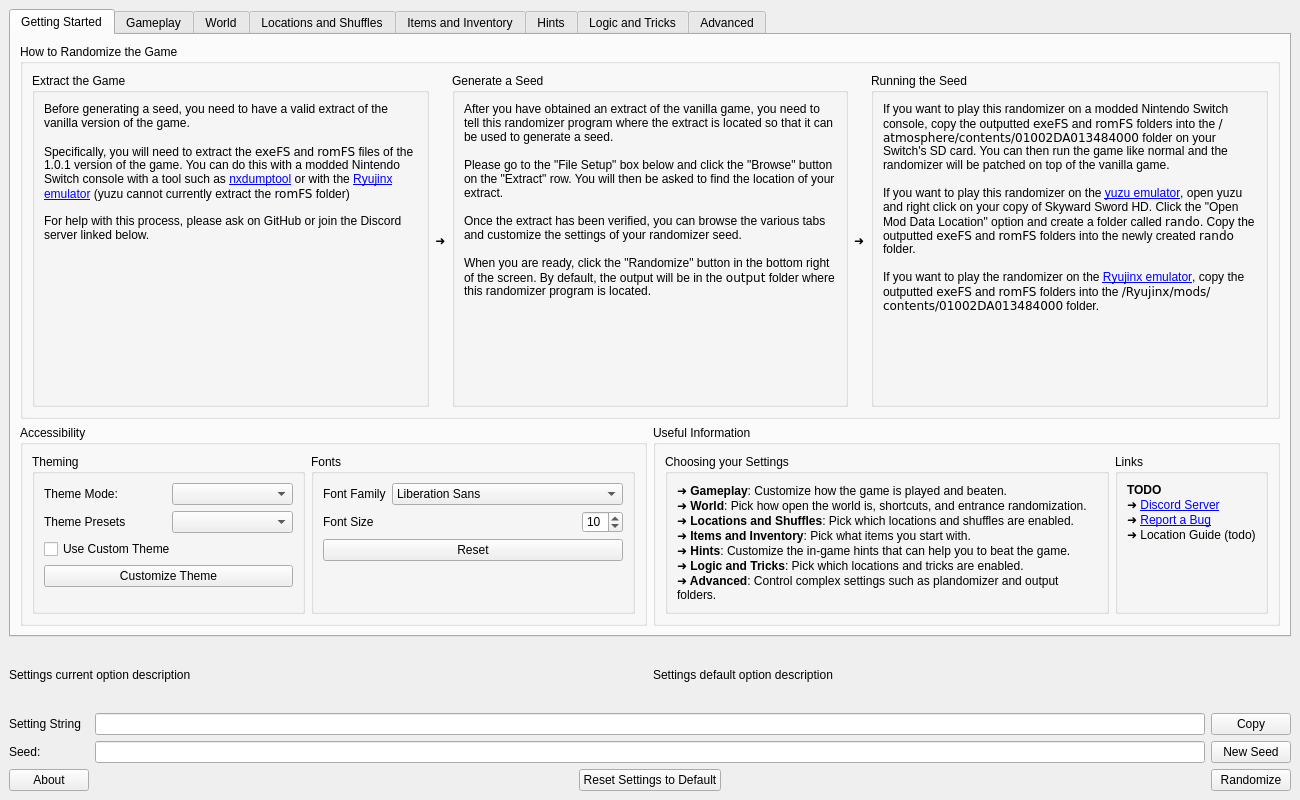
Above: gui/ui/main.ui from mint-choc-chip-skyblade/sshd-rando before the change. Below: the same form after it.
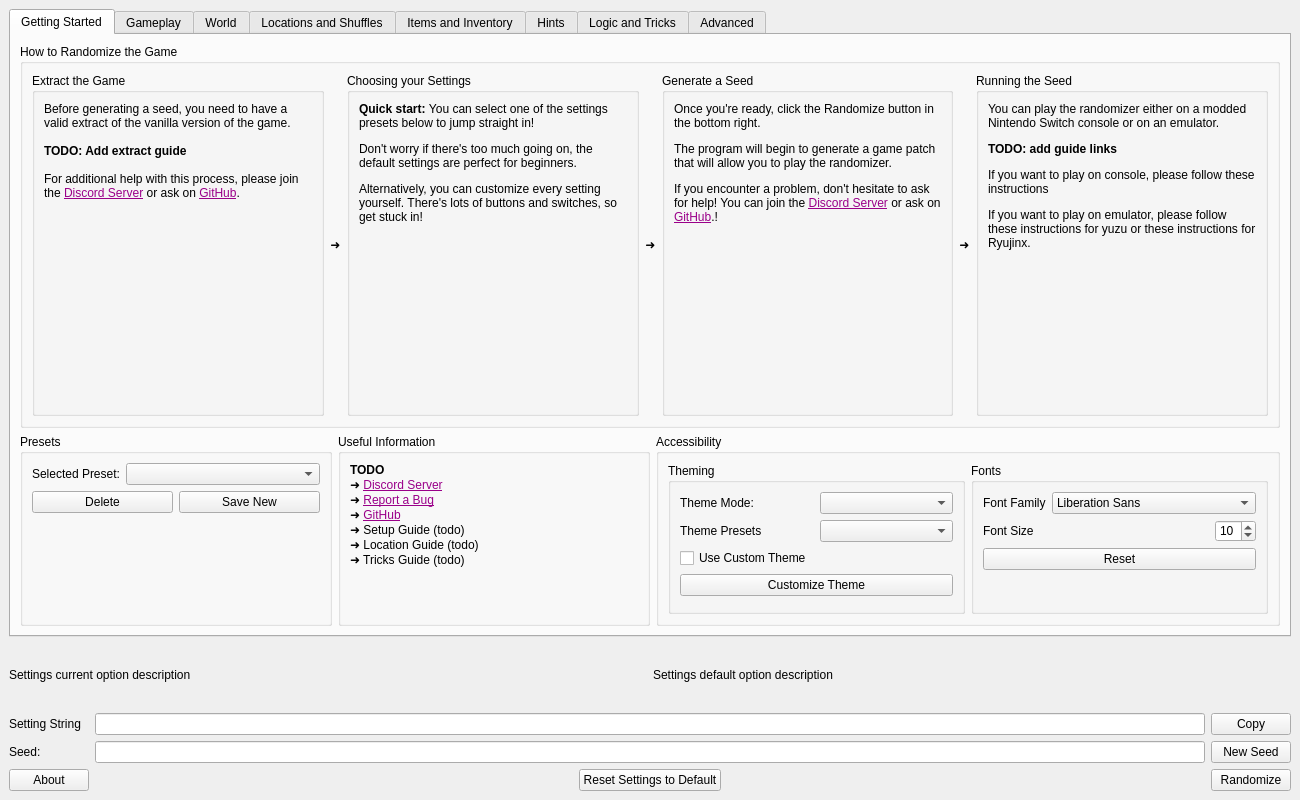
That is the form after the change. The open tabs and pages were chosen to show the change.

Commit message: Update getting started info

```diff
--- a/gui/ui/main.ui
+++ b/gui/ui/main.ui
@@ -57,7 +57,7 @@
           <property name="title">
            <string>How to Randomize the Game</string>
           </property>
-          <layout class="QHBoxLayout" name="horizontalLayout_3">
+          <layout class="QHBoxLayout" name="horizontalLayout_3" stretch="1,0,1,0,1,0,1">
            <item>
             <widget class="QGroupBox" name="how_to_extract_group_box">
              <property name="sizePolicy">
@@ -79,11 +79,7 @@
                  </sizepolicy>
                 </property>
                 <property name="text">
-                 <string>Before generating a seed, you need to have a valid extract of the vanilla version of the game.&lt;br&gt;&lt;br&gt;
-
-Specifically, you will need to extract the &lt;code&gt;exeFS&lt;/code&gt; and &lt;code&gt;romFS&lt;/code&gt; files of the 1.0.1 version of the game. You can do this with a modded Nintendo Switch console with a tool such as &lt;a href=&quot;https://github.com/DarkMatterCore/nxdumptool&quot;&gt;nxdumptool&lt;/a&gt; or with the &lt;a href=&quot;https://ryujinx.org&quot;&gt;Ryujinx emulator&lt;/a&gt; (yuzu cannot currently extract the &lt;code&gt;romFS&lt;/code&gt; folder)&lt;br&gt;&lt;br&gt;
-
-For help with this process, please ask on GitHub or join the Discord server linked below.</string>
+                 <string>&lt;html&gt;&lt;head/&gt;&lt;body&gt;&lt;p&gt;Before generating a seed, you need to have a valid extract of the vanilla version of the game.&lt;br/&gt;&lt;br/&gt;&lt;span style=&quot; font-weight:700;&quot;&gt;TODO: Add extract guide&lt;/span&gt;&lt;br/&gt;&lt;br/&gt;For additional help with this process, please join the &lt;a href=&quot;https://discord.gg/zkm6yncD&quot;&gt;&lt;span style=&quot; text-decoration: underline; color:#9a0089;&quot;&gt;Discord Server&lt;/span&gt;&lt;/a&gt; or ask on &lt;a href=&quot;https://github.com/mint-choc-chip-skyblade/sshd-rando/issues&quot;&gt;&lt;span style=&quot; text-decoration: underline; color:#9a0089;&quot;&gt;GitHub&lt;/span&gt;&lt;/a&gt;.&lt;/p&gt;&lt;/body&gt;&lt;/html&gt;</string>
                 </property>
                 <property name="textFormat">
                  <enum>Qt::RichText</enum>
@@ -121,6 +117,59 @@
              </property>
             </widget>
            </item>
+           <item>
+            <widget class="QGroupBox" name="useful_choose_settings_group_box">
+             <property name="sizePolicy">
+              <sizepolicy hsizetype="Expanding" vsizetype="Preferred">
+               <horstretch>0</horstretch>
+               <verstretch>0</verstretch>
+              </sizepolicy>
+             </property>
+             <property name="title">
+              <string>Choosing your Settings</string>
+             </property>
+             <layout class="QVBoxLayout" name="verticalLayout_8">
+              <item>
+               <widget class="QLabel" name="choose_settings_label">
+                <property name="sizePolicy">
+                 <sizepolicy hsizetype="Ignored" vsizetype="Preferred">
+                  <horstretch>0</horstretch>
+                  <verstretch>0</verstretch>
+                 </sizepolicy>
+                </property>
+                <property name="text">
+                 <string>&lt;html&gt;&lt;head/&gt;&lt;body&gt;&lt;p&gt;&lt;span style=&quot; font-weight:700;&quot;&gt;Quick start: &lt;/span&gt;You can select one of the settings presets below to jump straight in!&lt;/p&gt;&lt;p&gt;Don't worry if there's too much going on, the default settings are perfect for beginners.&lt;/p&gt;&lt;p&gt;Alternatively, you can customize every setting yourself. There's lots of buttons and switches, so get stuck in!&lt;/p&gt;&lt;/body&gt;&lt;/html&gt;</string>
+                </property>
+                <property name="textFormat">
+                 <enum>Qt::RichText</enum>
+                </property>
+                <property name="alignment">
+                 <set>Qt::AlignLeading|Qt::AlignLeft|Qt::AlignTop</set>
+                </property>
+                <property name="wordWrap">
+                 <bool>true</bool>
+                </property>
+                <property name="openExternalLinks">
+                 <bool>true</bool>
+                </property>
+                <property name="textInteractionFlags">
+                 <set>Qt::LinksAccessibleByKeyboard|Qt::LinksAccessibleByMouse</set>
+                </property>
+               </widget>
+              </item>
+             </layout>
+            </widget>
+           </item>
+           <item>
+            <widget class="QLabel" name="how_to_middle_arrow_label">
+             <property name="text">
+              <string>➜</string>
+             </property>
+             <property name="alignment">
+              <set>Qt::AlignCenter</set>
+             </property>
+            </widget>
+           </item>
            <item>
             <widget class="QGroupBox" name="how_to_generate_group_box">
              <property name="sizePolicy">
@@ -142,13 +191,7 @@
                  </sizepolicy>
                 </property>
                 <property name="text">
-                 <string>After you have obtained an extract of the vanilla game, you need to tell this randomizer program where the extract is located so that it can be used to generate a seed.&lt;br&gt;&lt;br&gt;
-
-Please go to the &quot;File Setup&quot; box below and click the &quot;Browse&quot; button on the &quot;Extract&quot; row. You will then be asked to find the location of your extract.&lt;br&gt;&lt;br&gt;
-
-Once the extract has been verified, you can browse the various tabs and customize the settings of your randomizer seed.&lt;br&gt;&lt;br&gt;
-
-When you are ready, click the &quot;Randomize&quot; button in the bottom right of the screen. By default, the output will be in the &lt;code&gt;output&lt;/code&gt; folder where this randomizer program is located.</string>
+                 <string>&lt;html&gt;&lt;head/&gt;&lt;body&gt;&lt;p&gt;Once you're ready, click the &lt;span style=&quot; font-family:'Courier New';&quot;&gt;Randomize&lt;/span&gt; button in the bottom right.&lt;/p&gt;&lt;p&gt;The program will begin to generate a game patch that will allow you to play the randomizer.&lt;/p&gt;&lt;p&gt;If you encounter a problem, don't hesitate to ask for help! You can join the &lt;a href=&quot;https://discord.gg/zkm6yncD&quot;&gt;&lt;span style=&quot; text-decoration: underline; color:#9a0089;&quot;&gt;Discord Server&lt;/span&gt;&lt;/a&gt; or ask on &lt;a href=&quot;https://github.com/mint-choc-chip-skyblade/sshd-rando/issues&quot;&gt;&lt;span style=&quot; text-decoration: underline; color:#9a0089;&quot;&gt;GitHub&lt;/span&gt;&lt;/a&gt;.!&lt;/p&gt;&lt;/body&gt;&lt;/html&gt;</string>
                 </property>
                 <property name="textFormat">
                  <enum>Qt::RichText</enum>
@@ -181,6 +224,9 @@
              <property name="text">
               <string>➜</string>
              </property>
+             <property name="alignment">
+              <set>Qt::AlignCenter</set>
+             </property>
             </widget>
            </item>
            <item>
@@ -198,17 +244,13 @@
               <item>
                <widget class="QLabel" name="how_to_running_label">
                 <property name="sizePolicy">
-                 <sizepolicy hsizetype="Ignored" vsizetype="Minimum">
+                 <sizepolicy hsizetype="Ignored" vsizetype="Preferred">
                   <horstretch>0</horstretch>
                   <verstretch>0</verstretch>
                  </sizepolicy>
                 </property>
                 <property name="text">
-                 <string>If you want to play this randomizer on a modded Nintendo Switch console, copy the outputted &lt;code&gt;exeFS&lt;/code&gt; and &lt;code&gt;romFS&lt;/code&gt; folders into the &lt;code&gt;/atmosphere/contents/01002DA013484000&lt;/code&gt; folder on your Switch's SD card. You can then run the game like normal and the randomizer will be patched on top of the vanilla game.&lt;br&gt;&lt;br&gt;
-
-If you want to play this randomizer on the &lt;a href=&quot;https://yuzu-emu.org/&quot;&gt;yuzu emulator&lt;/a&gt;, open yuzu and right click on your copy of Skyward Sword HD. Click the &quot;Open Mod Data Location&quot; option and create a folder called &lt;code&gt;rando&lt;/code&gt;. Copy the outputted &lt;code&gt;exeFS&lt;/code&gt; and &lt;code&gt;romFS&lt;/code&gt; folders into the newly created &lt;code&gt;rando&lt;/code&gt; folder.&lt;br&gt;&lt;br&gt;
-
-If you want to play the randomizer on the &lt;a href=&quot;https://ryujinx.org/&quot;&gt;Ryujinx emulator&lt;/a&gt;, copy the outputted &lt;code&gt;exeFS&lt;/code&gt; and &lt;code&gt;romFS&lt;/code&gt; folders into the &lt;code&gt;/Ryujinx/mods/contents/01002DA013484000&lt;/code&gt; folder.</string>
+                 <string>&lt;html&gt;&lt;head/&gt;&lt;body&gt;&lt;p&gt;You can play the randomizer either on a modded Nintendo Switch console or on an emulator.&lt;/p&gt;&lt;p&gt;&lt;span style=&quot; font-weight:700;&quot;&gt;TODO: add guide links&lt;/span&gt;&lt;/p&gt;&lt;p&gt;If you want to play on console, please follow these instructions&lt;/p&gt;&lt;p&gt;If you want to play on emulator, please follow these instructions for yuzu or these instructions for Ryujinx.&lt;/p&gt;&lt;/body&gt;&lt;/html&gt;</string>
                 </property>
                 <property name="textFormat">
                  <enum>Qt::RichText</enum>
@@ -237,10 +279,77 @@
          </widget>
         </item>
         <item>
-         <layout class="QGridLayout" name="gridLayout_7" columnstretch="1,1">
+         <layout class="QGridLayout" name="middle_grid_layout" columnstretch="1,1,2">
           <property name="bottomMargin">
            <number>0</number>
           </property>
+          <item row="0" column="0">
+           <widget class="QGroupBox" name="presets_group_box">
+            <property name="sizePolicy">
+             <sizepolicy hsizetype="Preferred" vsizetype="Preferred">
+              <horstretch>0</horstretch>
+              <verstretch>0</verstretch>
+             </sizepolicy>
+            </property>
+            <property name="title">
+             <string>Presets</string>
+            </property>
+            <layout class="QVBoxLayout" name="verticalLayout_34">
+             <item>
+              <layout class="QHBoxLayout" name="selected_preset_layout">
+               <item>
+                <widget class="QLabel" name="selected_preset_label">
+                 <property name="text">
+                  <string>Selected Preset:</string>
+                 </property>
+                </widget>
+               </item>
+               <item>
+                <widget class="QComboBox" name="selected_preset_combo_box">
+                 <property name="sizePolicy">
+                  <sizepolicy hsizetype="Expanding" vsizetype="Fixed">
+                   <horstretch>0</horstretch>
+                   <verstretch>0</verstretch>
+                  </sizepolicy>
+                 </property>
+                </widget>
+               </item>
+              </layout>
+             </item>
+             <item>
+              <layout class="QHBoxLayout" name="presets_button_layout">
+               <item>
+                <widget class="QPushButton" name="presets_delete_button">
+                 <property name="text">
+                  <string>Delete</string>
+                 </property>
+                </widget>
+               </item>
+               <item>
+                <widget class="QPushButton" name="presets_save_new_button">
+                 <property name="text">
+                  <string>Save New</string>
+                 </property>
+                </widget>
+               </item>
+              </layout>
+             </item>
+             <item>
+              <spacer name="presets_vspacer">
+               <property name="orientation">
+                <enum>Qt::Vertical</enum>
+               </property>
+               <property name="sizeHint" stdset="0">
+                <size>
+                 <width>20</width>
+                 <height>86</height>
+                </size>
+               </property>
+              </spacer>
+             </item>
+            </layout>
+           </widget>
+          </item>
           <item row="0" column="1">
            <widget class="QGroupBox" name="useful_info_group_box">
             <property name="sizePolicy">
@@ -252,105 +361,40 @@
             <property name="title">
              <string>Useful Information</string>
             </property>
-            <layout class="QHBoxLayout" name="horizontalLayout_7">
-             <property name="sizeConstraint">
-              <enum>QLayout::SetDefaultConstraint</enum>
-             </property>
+            <layout class="QHBoxLayout" name="horizontalLayout">
              <item>
-              <widget class="QGroupBox" name="useful_choose_settings_group_box">
+              <widget class="QLabel" name="community_label">
                <property name="sizePolicy">
                 <sizepolicy hsizetype="Preferred" vsizetype="Preferred">
                  <horstretch>0</horstretch>
                  <verstretch>0</verstretch>
                 </sizepolicy>
                </property>
-               <property name="title">
-                <string>Choosing your Settings</string>
+               <property name="text">
+                <string>&lt;html&gt;&lt;head/&gt;&lt;body&gt;&lt;p&gt;&lt;span style=&quot; font-weight:700;&quot;&gt;TODO&lt;/span&gt;&lt;br/&gt;&lt;span style=&quot; font-weight:700;&quot;&gt;➜ &lt;/span&gt;&lt;a href=&quot;https://discord.gg/zkm6yncD&quot;&gt;&lt;span style=&quot; text-decoration: underline; color:#9a0089;&quot;&gt;Discord Server&lt;/span&gt;&lt;/a&gt;&lt;br/&gt;&lt;span style=&quot; font-weight:700;&quot;&gt;➜ &lt;/span&gt;&lt;a href=&quot;https://github.com/mint-choc-chip-skyblade/sshd-rando/issues&quot;&gt;&lt;span style=&quot; text-decoration: underline; color:#9a0089;&quot;&gt;Report a Bug&lt;/span&gt;&lt;/a&gt;&lt;br/&gt;&lt;span style=&quot; font-weight:700;&quot;&gt;➜ &lt;/span&gt;&lt;a href=&quot;https://github.com/mint-choc-chip-skyblade/sshd-rando&quot;&gt;&lt;span style=&quot; text-decoration: underline; color:#9a0089;&quot;&gt;GitHub&lt;/span&gt;&lt;/a&gt;&lt;br/&gt;➜ Setup Guide (todo)&lt;br/&gt;➜ Location Guide (todo)&lt;br/&gt;➜ Tricks Guide (todo)&lt;/p&gt;&lt;/body&gt;&lt;/html&gt;</string>
                </property>
-               <layout class="QVBoxLayout" name="verticalLayout_8">
-                <item>
-                 <widget class="QLabel" name="choose_settings_label">
-                  <property name="sizePolicy">
-                   <sizepolicy hsizetype="Expanding" vsizetype="Preferred">
-                    <horstretch>0</horstretch>
-                    <verstretch>0</verstretch>
-                   </sizepolicy>
-                  </property>
-                  <property name="text">
-                   <string>&lt;b&gt;➜ Gameplay&lt;/b&gt;: Customize how the game is played and beaten.&lt;br&gt;
-&lt;b&gt;➜ World&lt;/b&gt;: Pick how open the world is, shortcuts, and entrance randomization.&lt;br&gt;
-&lt;b&gt;➜ Locations and Shuffles&lt;/b&gt;: Pick which locations and shuffles are enabled.&lt;br&gt;
-&lt;b&gt;➜ Items and Inventory&lt;/b&gt;: Pick what items you start with.&lt;br&gt;
-&lt;b&gt;➜ Hints&lt;/b&gt;: Customize the in-game hints that can help you to beat the game.&lt;br&gt;
-&lt;b&gt;➜ Logic and Tricks&lt;/b&gt;: Pick which locations and tricks are enabled.&lt;br&gt;
-&lt;b&gt;➜ Advanced&lt;/b&gt;: Control complex settings such as plandomizer and output folders.</string>
-                  </property>
-                  <property name="textFormat">
-                   <enum>Qt::RichText</enum>
-                  </property>
-                  <property name="alignment">
-                   <set>Qt::AlignLeading|Qt::AlignLeft|Qt::AlignTop</set>
-                  </property>
-                  <property name="wordWrap">
-                   <bool>true</bool>
-                  </property>
-                  <property name="openExternalLinks">
-                   <bool>true</bool>
-                  </property>
-                  <property name="textInteractionFlags">
-                   <set>Qt::LinksAccessibleByKeyboard|Qt::LinksAccessibleByMouse</set>
-                  </property>
-                 </widget>
-                </item>
-               </layout>
-              </widget>
-             </item>
-             <item>
-              <widget class="QGroupBox" name="useful_links_group_box">
-               <property name="sizePolicy">
-                <sizepolicy hsizetype="Preferred" vsizetype="Preferred">
-                 <horstretch>0</horstretch>
-                 <verstretch>0</verstretch>
-                </sizepolicy>
+               <property name="textFormat">
+                <enum>Qt::RichText</enum>
                </property>
-               <property name="title">
-                <string>Links</string>
+               <property name="alignment">
+                <set>Qt::AlignLeading|Qt::AlignLeft|Qt::AlignTop</set>
                </property>
-               <layout class="QHBoxLayout" name="horizontalLayout_2">
-                <item>
-                 <widget class="QLabel" name="links_label">
-                  <property name="sizePolicy">
-                   <sizepolicy hsizetype="Preferred" vsizetype="Preferred">
-                    <horstretch>0</horstretch>
-                    <verstretch>0</verstretch>
-                   </sizepolicy>
-                  </property>
-                  <property name="text">
-                   <string>&lt;b&gt;TODO&lt;/b&gt;&lt;br&gt;
-
-&lt;b&gt;➜&lt;/b&gt; &lt;a href=&quot;https://discord.gg/zkm6yncD&quot;&gt;Discord Server&lt;/a&gt;&lt;br&gt;
-&lt;b&gt;➜&lt;/b&gt; &lt;a href=&quot;https://github.com/mint-choc-chip-skyblade/sshd-rando/issues&quot;&gt;Report a Bug&lt;/a&gt;&lt;br&gt;
-&lt;b&gt;➜&lt;/b&gt; &lt;a href=&quot;&quot;&gt;Location Guide (todo)&lt;/a&gt;</string>
-                  </property>
-                  <property name="textFormat">
-                   <enum>Qt::RichText</enum>
-                  </property>
-                  <property name="alignment">
-                   <set>Qt::AlignLeading|Qt::AlignLeft|Qt::AlignTop</set>
-                  </property>
-                  <property name="openExternalLinks">
-                   <bool>true</bool>
-                  </property>
-                 </widget>
-                </item>
-               </layout>
+               <property name="wordWrap">
+                <bool>true</bool>
+               </property>
+               <property name="openExternalLinks">
+                <bool>true</bool>
+               </property>
+               <property name="textInteractionFlags">
+                <set>Qt::LinksAccessibleByKeyboard|Qt::LinksAccessibleByMouse</set>
+               </property>
               </widget>
              </item>
             </layout>
            </widget>
           </item>
-          <item row="0" column="0">
-           <widget class="QGroupBox" name="theming_group_box">
+          <item row="0" column="2">
+           <widget class="QGroupBox" name="accessibility_group_box">
             <property name="sizePolicy">
              <sizepolicy hsizetype="Preferred" vsizetype="Preferred">
               <horstretch>0</horstretch>
@@ -362,7 +406,7 @@
             </property>
             <layout class="QHBoxLayout" name="horizontalLayout_6" stretch="1,1">
              <item>
-              <widget class="QGroupBox" name="groupBox">
+              <widget class="QGroupBox" name="theming_group_box">
                <property name="title">
                 <string>Theming</string>
                </property>
@@ -371,7 +415,7 @@
                </property>
                <layout class="QVBoxLayout" name="verticalLayout_3">
                 <item>
-                 <layout class="QHBoxLayout" name="horizontalLayout">
+                 <layout class="QHBoxLayout" name="theme_mode_layout">
                   <item>
                    <widget class="QLabel" name="theme_mode_label">
                     <property name="text">
@@ -456,7 +500,7 @@
                   <item>
                    <widget class="QLabel" name="font_family_label">
                     <property name="sizePolicy">
-                     <sizepolicy hsizetype="Preferred" vsizetype="Preferred">
+                     <sizepolicy hsizetype="Maximum" vsizetype="Preferred">
                       <horstretch>0</horstretch>
                       <verstretch>0</verstretch>
                      </sizepolicy>
@@ -469,7 +513,7 @@
                   <item>
                    <widget class="QFontComboBox" name="font_family_combo_box">
                     <property name="sizePolicy">
-                     <sizepolicy hsizetype="Preferred" vsizetype="Maximum">
+                     <sizepolicy hsizetype="Ignored" vsizetype="Maximum">
                       <horstretch>0</horstretch>
                       <verstretch>0</verstretch>
                      </sizepolicy>
```
Left out of the diff: 17 changed lines with no effect on the pictures. The commit also changes 1 other file.
